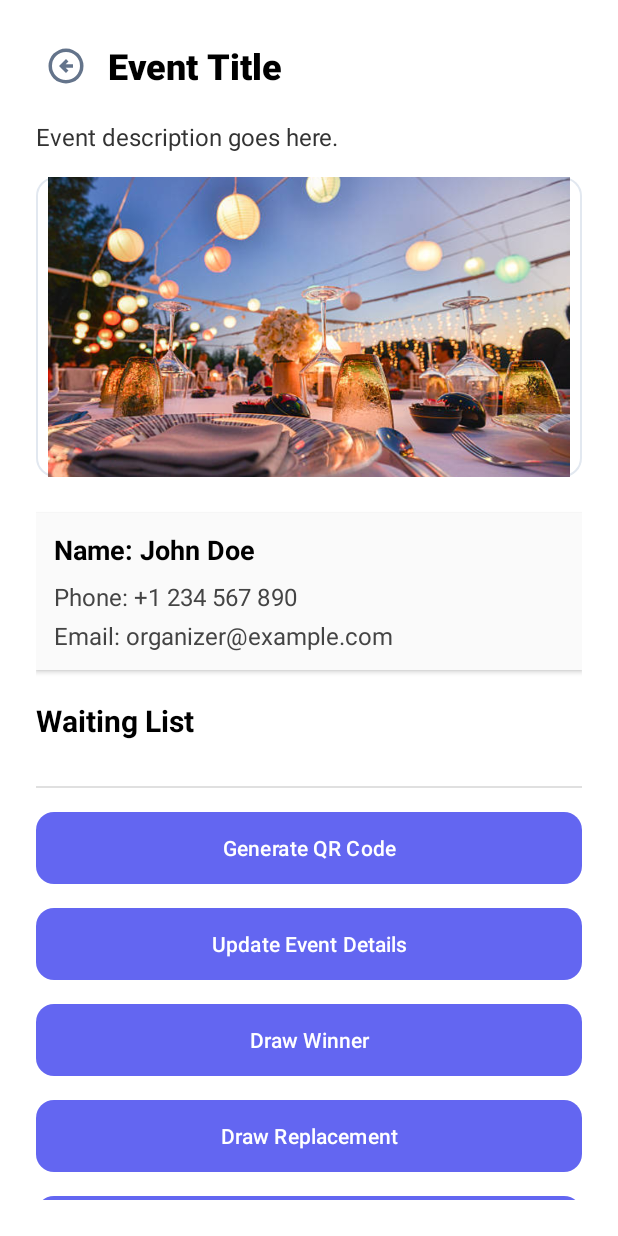
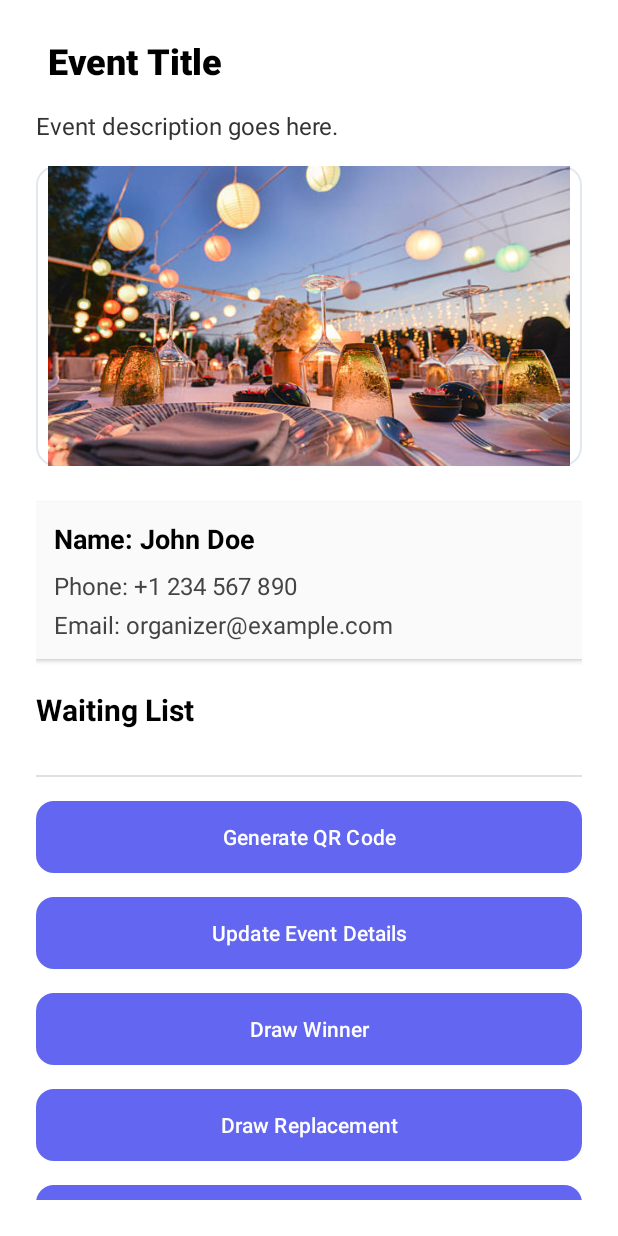
Before and after one commit to CMPUT301F25-Cypher/cypher-events, an Android app: the fragment EventManagementFragment placed in its activity, on a phone screen of 412 x 824 dp. Run offline under Robolectric (Android 15) with nearby library versions, the phone set to English and light mode, and no system bars; our stand-ins replace Firebase (no records; nobody signed in at launch, a user with empty details on screens opened directly); 1 statement that could not run was skipped.

Commit message:
Fixed bugs on notificaiton fragment and back buttons leading to older UI

```diff
--- a/app/src/main/java/com/example/cypher_events/ui/entrant/HomeContainerFragment.java
+++ b/app/src/main/java/com/example/cypher_events/ui/entrant/HomeContainerFragment.java
@@ -92,6 +92,8 @@ public class HomeContainerFragment extends Fragment {
                 load(new MyEventsFragment());
                 return true;
             } else if (id == R.id.nav_notifications) {
+                getChildFragmentManager().popBackStack(null, 0);
+
                 load(new NotificationFragment());
                 return true;
             } else if (id == R.id.nav_profile) {
--- a/app/src/main/java/com/example/cypher_events/ui/organizer/EventManagementFragment.java
+++ b/app/src/main/java/com/example/cypher_events/ui/organizer/EventManagementFragment.java
@@ -103,12 +103,6 @@ public class EventManagementFragment extends Fragment {
 
         loadEventDetails();
         loadWaitingList();
-
-        btnBack.setOnClickListener(v -> requireActivity()
-                .getSupportFragmentManager()
-                .beginTransaction()
-                .replace(R.id.container, new MyEventsFragment())
-                .commit());
 
         btnGenerateQR.setOnClickListener(v -> openGenerateQR());
         btnUpdateEvent.setOnClickListener(v -> openUpdateEvent());
--- a/app/src/main/res/layout/fragment_event_detail_organizer.xml
+++ b/app/src/main/res/layout/fragment_event_detail_organizer.xml
@@ -18,16 +18,6 @@
             android:layout_height="wrap_content"
             android:orientation="horizontal"
             android:gravity="center_vertical">
-
-            <ImageButton
-                android:id="@+id/btnBack"
-                android:layout_width="40dp"
-                android:layout_height="40dp"
-                android:background="?attr/selectableItemBackgroundBorderless"
-                android:padding="6dp"
-                android:scaleType="centerInside"
-                android:src="@drawable/ic_back_button"
-                android:contentDescription="Back" />
 
             <TextView
                 android:id="@+id/tvEventTitle"
```
Also changed, not shown: app/src/main/java/com/example/cypher_events/ui/organizer/CreateEventFragment.java (+6 -6 lines), app/src/main/java/com/example/cypher_events/ui/organizer/MyEventsFragment.java (+9 -10 lines), app/src/main/res/layout/fragment_event_detail_entrant.xml (+0 -10 lines).
